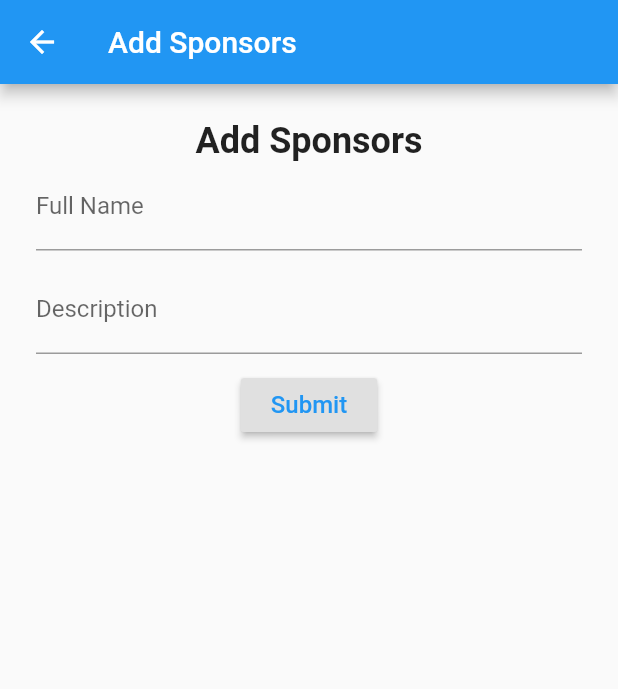
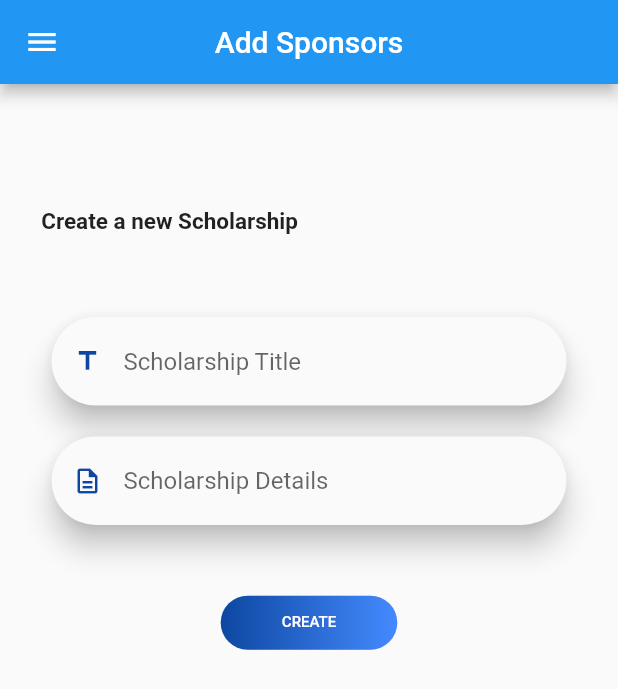
Before and after one commit to Antonioisrooted/scholarship_app, a Flutter app: the AddSponsors screen opened directly, on a phone screen of 412 x 824 dp. Shown: the top 689 px of the screen. Run offline on Flutter 3.47's test engine with Material 2 defaults, Android fonts, the phone set to English and light mode, and no system bars; accounts and stored records are empty.

Commit message:
Posting error

```diff
--- a/lib/add_sponsors.dart
+++ b/lib/add_sponsors.dart
@@ -1,115 +1,288 @@
 import 'package:flutter/material.dart';
 import 'package:scholarship_app/my_drawer.dart';
+import 'package:scholarship_app/responsive_ui.dart';
+import 'package:scholarship_app/textformfield.dart';
 
-// class AddSponsors extends StatelessWidget {
-//   @override
-//   Widget build(BuildContext context) {
-//     return new Scaffold
-//       (
-//       drawer: new DrawerCodeOnly(),
-//       appBar: new AppBar
-//         (
-//         title: new Text(' Add Sponsors '),
-//         centerTitle: true,
-//       ),
-//       body: new Text(' Hey I am body '),
-//     );
-//   }
-// }
-class AddSponsors extends StatefulWidget {
+import 'api_service.dart';
+import 'create_model.dart';
+import 'created.dart';
+
+class AddSponsors extends StatelessWidget {
   @override
-  _AddSponsorsState createState() => _AddSponsorsState();
+  Widget build(BuildContext context) {
+    Size size = MediaQuery.of(context).size; //This provides the total height & width of screen
+    return Scaffold
+      (
+      drawer: new DrawerCodeOnly(),
+      appBar: new AppBar
+        (
+        title: new Text(' Add Sponsors '),
+        centerTitle: true,
+      ),
+      body: AddSponsorsPg(),
+    );
+  }
 }
 
-class _AddSponsorsState extends State<AddSponsors> {
+class AddSponsorsPg extends StatefulWidget{
+  @override
+  _AddSponsorsPgState createState() => _AddSponsorsPgState();
+}
 
-  String _fullName;
-  String _description;
+class _AddSponsorsPgState extends State<AddSponsorsPg> {
 
+  double _height;
+  double _width;
+  double _pixelRatio;
+  bool _large;
+  bool _medium;
 
-  final GlobalKey<FormState> _formKey = GlobalKey<FormState>();
+  CreateModel _scholarship;
 
-  Widget _buildFullName(){
-    return TextFormField(
-      decoration: InputDecoration(labelText: 'Full Name'),
-      validator: (String value) {
-        if (value.isEmpty) {
-          return 'Name is required';
-        }
-
-        return null;
-      },
-      onSaved: (String value){
-        _fullName = value;
-      },
-    );
-  }
-
-  Widget _buildDescription(){
-    return TextFormField(
-      decoration: InputDecoration(labelText: 'Description'),
-      validator: (String value) {
-        if (value.isEmpty) {
-          return 'Postal Address is required';
-        }
-
-        return null;
-      },
-      onSaved: (String value){
-        _description = value;
-      },
-    );
-  }
+  TextEditingController scholarshipNameController = TextEditingController();
+  TextEditingController descriptionController = TextEditingController();
+  GlobalKey<FormState> globalForm3Key = new GlobalKey<FormState>();
 
   @override
   Widget build(BuildContext context) {
-    return Scaffold(
-      appBar: AppBar(title: Text("Add Sponsors")),
-      body: Container(
-        margin: EdgeInsets.all(24),
-        child: Form(
-          key: _formKey,
-          child: SingleChildScrollView(
-            child:Column(
-              mainAxisAlignment: MainAxisAlignment.center,
-              children: <Widget>[
-                Text(' Add Sponsors ',
-                  style: TextStyle(
-                    color: Colors.black87,
-                    fontSize: 24.0,
-                    fontWeight: FontWeight.w600,
-                  ),
-                ),
-                _buildFullName(),
-                SizedBox(height: 10),
-                _buildDescription(),
-                SizedBox(height: 10),
-
-                RaisedButton(
-                  child: Text(
-                    ' Submit ',
-                    style: TextStyle(
-                        color: Colors.blue,
-                        fontSize: 16
-                    ),
-                  ),
-                  onPressed: () {
-                    if (!_formKey.currentState.validate()){
-                      return;
-                    }
-
-                    _formKey.currentState.save();
-
-                    print(_fullName);
-                    print(_description);
-
-                  },
-                )
-              ],
-            ),
+    _height = MediaQuery
+        .of(context)
+        .size
+        .height;
+    _width = MediaQuery
+        .of(context)
+        .size
+        .width;
+    _pixelRatio = MediaQuery
+        .of(context)
+        .devicePixelRatio;
+    _large = ResponsiveWidget.isScreenLarge(_width, _pixelRatio);
+    _medium = ResponsiveWidget.isScreenMedium(_width, _pixelRatio);
+    return Material(
+      child: Container(
+        height: _height,
+        width: _width,
+        padding: EdgeInsets.only(bottom: 5),
+        child: SingleChildScrollView(
+          child: Column(
+            children: <Widget>[
+              SizedBox(height: _height / 10),
+              createTextRow(),
+              applicationForm(),
+              SizedBox(height: _height / 20),
+              button(),
+            ],
           ),
         ),
       ),
     );
   }
+
+  Widget createTextRow() {
+    return Container(
+      margin: EdgeInsets.only(left: _width / 15.0),
+      child: Row(
+        children: <Widget>[
+          Text(
+            "Create a new Scholarship",
+            style: TextStyle(
+              fontWeight: FontWeight.w700,
+              fontSize: _large ? 20 : (_medium ? 17.5 : 15),
+            ),
+          ),
+        ],
+      ),
+    );
+  }
+
+  Widget applicationForm() {
+    return Container(
+      margin: EdgeInsets.only(
+          left: _width / 12.0,
+          right: _width / 12.0,
+          top: _height / 15.0),
+      child: Form(
+        key: globalForm3Key,
+        child: Column(
+          children: <Widget>[
+            scholarshipNameTextFormField(),
+            SizedBox(height: _height / 40.0),
+            descriptionTextFormField(),
+          ],
+        ),
+      ),
+    );
+  }
+
+  Widget scholarshipNameTextFormField() {
+    return CustomTextField(
+      keyboardType: TextInputType.name,
+      textEditingController: scholarshipNameController,
+      icon: Icons.title,
+      hint: "Scholarship Title",
+    );
+  }
+
+  Widget descriptionTextFormField() {
+    return CustomTextField(
+      keyboardType: TextInputType.text,
+      textEditingController: descriptionController,
+      icon: Icons.description_outlined,
+      hint: "Scholarship Details",
+    );
+  }
+
+  Widget button() {
+    return RaisedButton(
+      elevation: 0,
+      shape: RoundedRectangleBorder(borderRadius: BorderRadius.circular(30.0)),
+      onPressed: () async {
+        final String name = scholarshipNameController.text;
+        final String description = descriptionController.text;
+
+        final CreateModel scholarship = await createScholarship(name, description);
+
+        setState(() {
+          _scholarship = scholarship;
+        });
+
+        showDialog(
+            context: context,
+            builder: (_) =>
+                AlertDialog(
+                  title: Text('SUCCESS'),
+                  content: Text('Scholarship has been created successfully'),
+                  actions: <Widget>[
+                    FlatButton(
+                      child: Text('Ok'),
+                      onPressed: () {
+                        Navigator.push(
+                          context,
+                          MaterialPageRoute(
+                            builder: (context) {
+                              return CreatedPg();
+                            },
+                          ),
+                        );
+                      },
+                    )
+                  ],
+                )
+        );
+      },
+      textColor: Colors.white,
+      padding: EdgeInsets.all(0.0),
+      child: Container(
+        alignment: Alignment.center,
+        width: _large ? _width / 4 : (_medium ? _width / 3.75 : _width / 3.5),
+        decoration: BoxDecoration(
+          borderRadius: BorderRadius.all(Radius.circular(20.0)),
+          gradient: LinearGradient(
+            colors: <Color>[Colors.blue[900], Colors.blueAccent],
+          ),
+        ),
+        padding: const EdgeInsets.all(12.0),
+        child: Text('CREATE',
+          style: TextStyle(fontSize: _large ? 14 : (_medium ? 12 : 10)),),
+      ),
+    );
+  }
+
+// class AddSponsors extends StatefulWidget {
+//   @override
+//   _AddSponsorsState createState() => _AddSponsorsState();
+// }
+//
+// class _AddSponsorsState extends State<AddSponsors> {
+//
+//   String _fullName;
+//   String _description;
+//
+//
+//   final GlobalKey<FormState> _formKey = GlobalKey<FormState>();
+//
+//   Widget _buildFullName(){
+//     return TextFormField(
+//       decoration: InputDecoration(labelText: 'Full Name'),
+//       validator: (String value) {
+//         if (value.isEmpty) {
+//           return 'Name is required';
+//         }
+//
+//         return null;
+//       },
+//       onSaved: (String value){
+//         _fullName = value;
+//       },
+//     );
+//   }
+//
+//   Widget _buildDescription(){
+//     return TextFormField(
+//       decoration: InputDecoration(labelText: 'Description'),
+//       validator: (String value) {
+//         if (value.isEmpty) {
+//           return 'Postal Address is required';
+//         }
+//
+//         return null;
+//       },
+//       onSaved: (String value){
+//         _description = value;
+//       },
+//     );
+//   }
+//
+//   @override
+//   Widget build(BuildContext context) {
+//     return Scaffold(
+//       appBar: AppBar(title: Text("Add Sponsors")),
+//       body: Container(
+//         margin: EdgeInsets.all(24),
+//         child: Form(
+//           key: _formKey,
+//           child: SingleChildScrollView(
+//             child:Column(
+//               mainAxisAlignment: MainAxisAlignment.center,
+//               children: <Widget>[
+//                 Text(' Add Sponsors ',
+//                   style: TextStyle(
+//                     color: Colors.black87,
+//                     fontSize: 24.0,
+//                     fontWeight: FontWeight.w600,
+//                   ),
+//                 ),
+//                 _buildFullName(),
+//                 SizedBox(height: 10),
+//                 _buildDescription(),
+//                 SizedBox(height: 10),
+//
+//                 RaisedButton(
+//                   child: Text(
+//                     ' Submit ',
+//                     style: TextStyle(
+//                         color: Colors.blue,
+//                         fontSize: 16
+//                     ),
+//                   ),
+//                   onPressed: () {
+//                     if (!_formKey.currentState.validate()){
+//                       return;
+//                     }
+//
+//                     _formKey.currentState.save();
+//
+//                     print(_fullName);
+//                     print(_description);
+//
+//                   },
+//                 )
+//               ],
+//             ),
+//           ),
+//         ),
+//       ),
+//     );
+//   }
+// }
 }
--- a/lib/all_sponsorships.dart
+++ b/lib/all_sponsorships.dart
@@ -38,7 +38,7 @@ class AllSponsorshipsScholarship extends StatefulWidget {
 class _AllSponsorshipsScholarshipState  extends State<AllSponsorshipsScholarship> {
 
   final String url = "https://geoproserver.herokuapp.com/api/sponsorship";
-  List data;
+  List data = [];
 
   @override
   void initState() {
--- /dev/null
+++ b/lib/create_model.dart
@@ -0,0 +1,25 @@
+import 'dart:convert';
+
+CreateModel createModelFromJson(String str) => CreateModel.fromJson(json.decode(str));
+
+String createModelToJson(CreateModel data) => json.encode(data.toJson());
+
+class CreateModel{
+  CreateModel({
+    this.name,
+    this.description,
+  });
+
+  String name;
+  String description;
+
+  factory CreateModel.fromJson(Map<String, dynamic> json) => CreateModel(
+    name: json["name"],
+    description: json["description"],
+  );
+
+  Map<String, dynamic> toJson() => {
+    "name": name,
+    "description": description
+  };
+}
--- /dev/null
+++ b/lib/responsive_ui.dart
@@ -0,0 +1,14 @@
+class ResponsiveWidget{
+
+  static bool isScreenLarge(double width, double pixel) {
+    return width * pixel >= 1440;
+  }
+
+  static bool isScreenMedium(double width, double pixel) {
+    return width * pixel < 1440 && width * pixel >=1080;
+  }
+
+  static bool isScreenSmall(double width, double pixel) {
+    return width * pixel <= 720;
+  }
+}
--- /dev/null
+++ b/lib/textformfield.dart
@@ -0,0 +1,49 @@
+import 'package:scholarship_app/responsive_ui.dart';
+import 'package:flutter/material.dart';
+
+
+class CustomTextField extends StatelessWidget {
+  final String hint;
+  final TextEditingController textEditingController;
+  final TextInputType keyboardType;
+  final bool obscureText;
+  final IconData icon;
+  double _width;
+  double _pixelRatio;
+  bool large;
+  bool medium;
+
+
+  CustomTextField(
+      {this.hint,
+        this.textEditingController,
+        this.keyboardType,
+        this.icon,
+        this.obscureText= false,
+        Function(String) onSaved,
+      });
+
+  @override
+  Widget build(BuildContext context) {
+    _width = MediaQuery.of(context).size.width;
+    _pixelRatio = MediaQuery.of(context).devicePixelRatio;
+    large =  ResponsiveWidget.isScreenLarge(_width, _pixelRatio);
+    medium=  ResponsiveWidget.isScreenMedium(_width, _pixelRatio);
+    return Material(
+      borderRadius: BorderRadius.circular(30.0),
+      elevation: large? 12 : (medium? 10 : 8),
+      child: TextFormField(
+        controller: textEditingController,
+        keyboardType: keyboardType,
+        cursorColor: Colors.blue[900],
+        decoration: InputDecoration(
+          prefixIcon: Icon(icon, color: Colors.blue[900], size: 20),
+          hintText: hint,
+          border: OutlineInputBorder(
+              borderRadius: BorderRadius.circular(30.0),
+              borderSide: BorderSide.none),
+        ),
+      ),
+    );
+  }
+}
```
Also changed, not shown: lib/api_service.dart (added, +22 -0 lines), lib/created.dart (added, +99 -0 lines).
